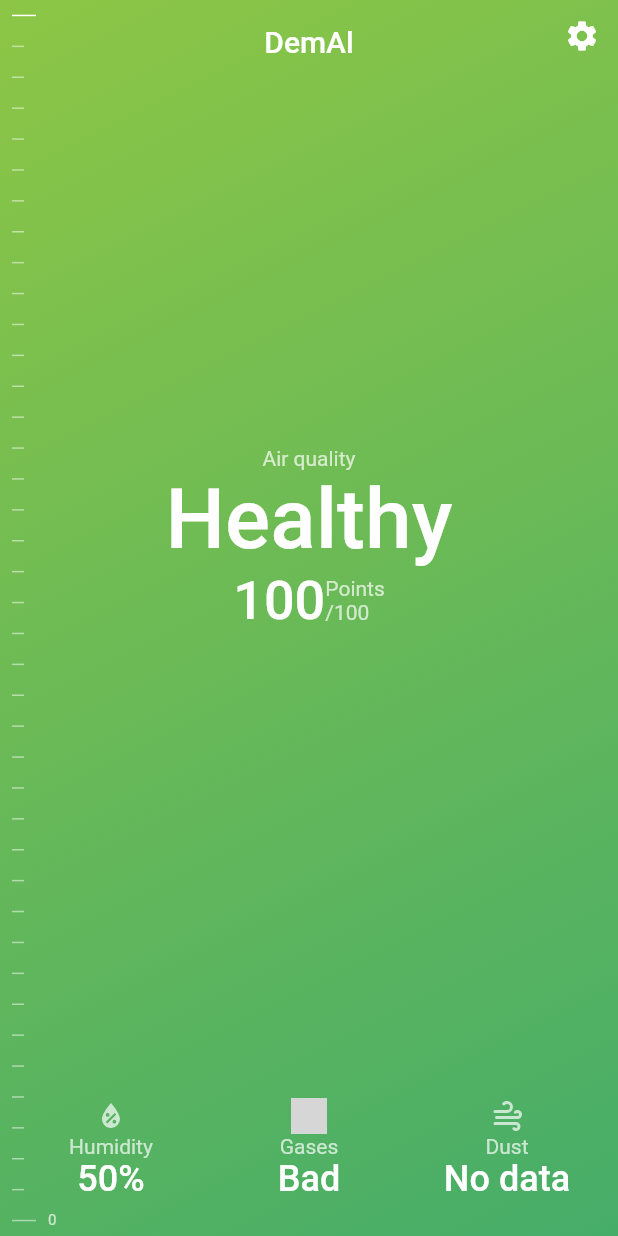
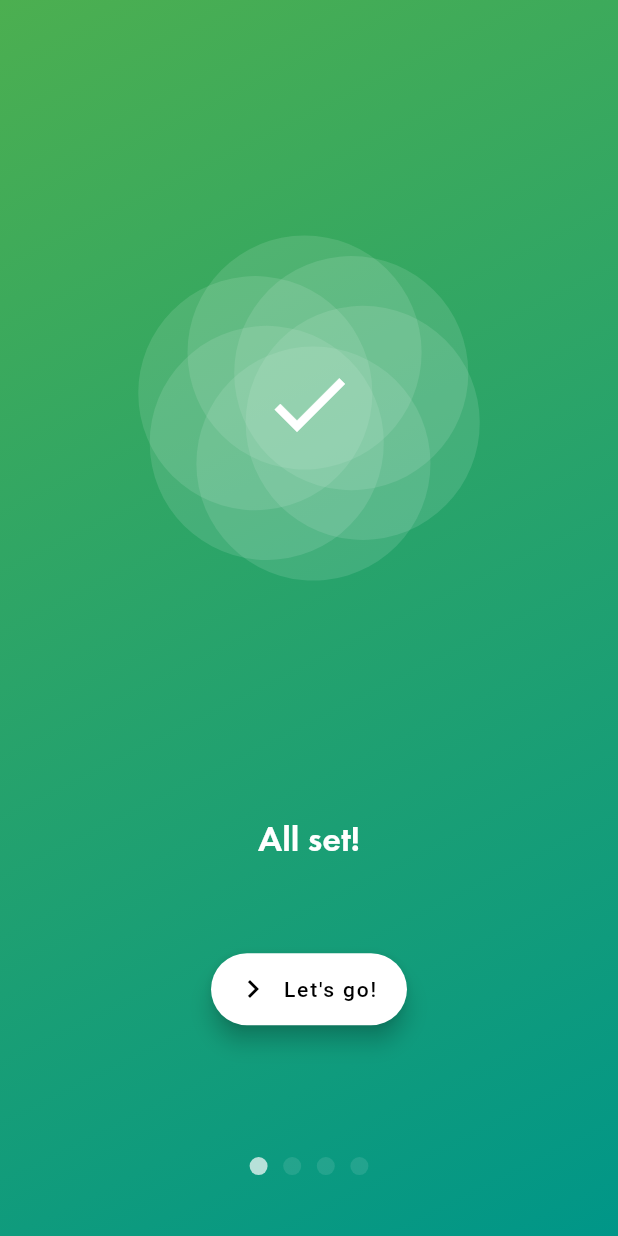
Before and after one commit to kekland/demal-app, a Flutter app: the screen it shows after launch, on a phone screen of 412 x 824 dp. Run offline on Flutter 3.47's test engine with Material 2 defaults, Android fonts, the light colour scheme and no system bars; our stand-ins replace flutter_svg; grey boxes are pictures that could not be loaded.

Commit message:
Onboarding page: WIP

```diff
--- a/lib/main.dart
+++ b/lib/main.dart
@@ -1,3 +1,4 @@
+import 'package:dem_al/onboarding_page/onboarding_page.dart';
 import 'package:dem_al/status_page/status_page.dart';
 import 'package:flutter/material.dart';
 import 'package:flutter/services.dart';
@@ -17,7 +18,7 @@ class MyApp extends StatelessWidget {
       theme: new ThemeData(
         primarySwatch: Colors.blue,
       ),
-      home: new StatusPage(),
+      home: new OnboardingPage(),
     );
   }
 }
--- /dev/null
+++ b/lib/onboarding_page/info_page.dart
@@ -0,0 +1,62 @@
+import 'package:dem_al/status_page/respiration_animation/respiration_circle.dart';
+import 'package:flutter/material.dart';
+
+class InfoPageData {
+  String title;
+  String description;
+  Widget icon;
+  Widget action;
+
+  InfoPageData({this.title, this.description, this.icon, this.action});
+}
+
+class InfoPage extends StatelessWidget {
+  final InfoPageData data;
+
+  const InfoPage({Key key, this.data}) : super(key: key);
+  @override
+  Widget build(BuildContext context) {
+    return Padding(
+      padding: const EdgeInsets.all(32.0),
+      child: Stack(
+        children: [
+          Align(
+              alignment: AlignmentDirectional(0.0, -0.5),
+              child: RespirationCircleWidget(
+                opacity: 0.15,
+                minimum: 0.5,
+              )),
+          Align(alignment: AlignmentDirectional(0.0, -0.41), child: data.icon),
+          Align(
+            alignment: AlignmentDirectional(0.0, 0.65),
+            child: Column(
+              mainAxisSize: MainAxisSize.min,
+              children: [
+                Text(
+                  data.title,
+                  style: TextStyle(
+                    color: Colors.white,
+                    fontSize: 24.0,
+                    fontWeight: FontWeight.w500,
+                    fontFamily: 'Futura',
+                  ),
+                ),
+                SizedBox(height: 8.0),
+                Text(
+                  data.description,
+                  textAlign: TextAlign.center,
+                  style: TextStyle(
+                    color: Colors.white,
+                    fontSize: 18.0,
+                  ),
+                ),
+                SizedBox(height: 32.0),
+                data.action,
+              ],
+            ),
+          ),
+        ],
+      ),
+    );
+  }
+}
--- /dev/null
+++ b/lib/onboarding_page/onboarding_page.dart
@@ -0,0 +1,247 @@
+import 'package:dem_al/linear_gradient_tween.dart';
+import 'package:dem_al/onboarding_page/info_page.dart';
+import 'package:dem_al/onboarding_page/ticker.dart';
+import 'package:dem_al/status_page/respiration_animation/respiration_circle.dart';
+import 'package:flutter/material.dart';
+
+class OnboardingPage extends StatefulWidget {
+  @override
+  _OnboardingPageState createState() => _OnboardingPageState();
+}
+
+class _OnboardingPageState extends State<OnboardingPage>
+    with TickerProviderStateMixin {
+  AnimationController controller;
+  Animation<double> animation;
+
+  AnimationController switchController;
+  Animation<LinearGradient> switchAnimation;
+  Animation<double> switchTransformAnimation;
+  int selected = 0;
+  initState() {
+    super.initState();
+    controller =
+        new AnimationController(vsync: this, duration: Duration(seconds: 3));
+    animation = CurvedAnimation(
+        parent: controller, curve: Curves.linear, reverseCurve: Curves.linear);
+    switchController = new AnimationController(
+        vsync: this, duration: Duration(milliseconds: 500));
+    switchAnimation = AlwaysStoppedAnimation(getGradient(0));
+    switchTransformAnimation =
+        CurvedAnimation(parent: switchController, curve: Curves.easeInOut);
+
+    controller.addStatusListener((status) {
+      if (status == AnimationStatus.completed) {
+        controller.reverse();
+      } else if (status == AnimationStatus.dismissed) {
+        controller.forward();
+      }
+    });
+
+    controller.addListener(() {
+      setState(() {});
+    });
+
+    switchController.addListener(() {
+      setState(() {});
+    });
+
+    controller.forward();
+  }
+
+  nextPage() {
+    setState(() {
+      if (selected == 3) {
+        switchAnimation = LinearGradientTween(
+          begin: getGradient(selected),
+          end: getGradient(0),
+        ).animate(switchController);
+
+        switchController.forward(from: 0.0);
+        selected = 0;
+      } else {
+        switchAnimation = LinearGradientTween(
+          begin: getGradient(selected),
+          end: getGradient(selected + 1),
+        ).animate(switchController);
+
+        switchController.forward(from: 0.0);
+        selected++;
+      }
+    });
+  }
+
+  LinearGradient getGradient(int index) {
+    if (index == 0) {
+      return LinearGradient(
+        colors: [
+          Color.lerp(Colors.green, Colors.lime, animation.value),
+          Color.lerp(Colors.teal, Colors.lightGreen, animation.value),
+        ],
+        begin: AlignmentDirectional.topStart,
+        end: AlignmentDirectional.bottomEnd,
+      );
+    } else if (index == 1) {
+      return LinearGradient(
+        colors: [
+          Color.lerp(Colors.teal, Colors.cyan, animation.value),
+          Color.lerp(Colors.lightBlue, Colors.indigo, animation.value),
+        ],
+        begin: AlignmentDirectional.topStart,
+        end: AlignmentDirectional.bottomEnd,
+      );
+    } else if (index == 2) {
+      return LinearGradient(
+        colors: [
+          Color.lerp(Colors.purple, Colors.deepPurple, animation.value),
+          Color.lerp(Colors.pink, Colors.indigo, animation.value),
+        ],
+        begin: AlignmentDirectional.topStart,
+        end: AlignmentDirectional.bottomEnd,
+      );
+    } else if (index == 3) {
+      return LinearGradient(
+        colors: [
+          Color.lerp(Colors.blue, Colors.cyan, animation.value),
+          Color.lerp(Colors.lightBlue, Colors.teal, animation.value),
+        ],
+        begin: AlignmentDirectional.topStart,
+        end: AlignmentDirectional.bottomEnd,
+      );
+    }
+  }
+
+  @override
+  Widget build(BuildContext context) {
+    List pages = [
+      InfoPageData(
+        title: 'Welcome!',
+        description:
+            'Welcome to DemAl! This application will help you in case of asthma attack.',
+        icon: Icon(
+          Icons.add,
+          color: Colors.white,
+          size: 64.0,
+        ),
+        action: FloatingActionButton.extended(
+          label: Text('Next'),
+          icon: Icon(Icons.chevron_right),
+          backgroundColor: Colors.white,
+          foregroundColor: Colors.black,
+          onPressed: nextPage,
+        ),
+      ),
+      InfoPageData(
+        title: 'Connect to your device',
+        description: 'Select your DemAl device from the list below',
+        icon: Icon(
+          Icons.bluetooth,
+          color: Colors.white,
+          size: 64.0,
+        ),
+        action: FloatingActionButton.extended(
+          label: Text('Select device'),
+          icon: Icon(Icons.chevron_right),
+          backgroundColor: Colors.white,
+          foregroundColor: Colors.black,
+          onPressed: nextPage,
+        ),
+      ),
+      InfoPageData(
+        title: 'Add your guardian\'s phone number',
+        description:
+            'With this feature you will be able to call your parent or guardian immediately in case of emergency',
+        icon: Icon(
+          Icons.phone,
+          color: Colors.white,
+          size: 64.0,
+        ),
+        action: Row(
+          mainAxisAlignment: MainAxisAlignment.spaceEvenly,
+          children: <Widget>[
+            FloatingActionButton.extended(
+              label: Text('Select number'),
+              icon: Icon(Icons.chevron_right),
+              backgroundColor: Colors.white,
+              foregroundColor: Colors.black,
+              onPressed: nextPage,
+            ),
+            FloatingActionButton.extended(
+              label: Text('Cancel'),
+              icon: Icon(Icons.close),
+              backgroundColor: Colors.white,
+              foregroundColor: Colors.black,
+              onPressed: nextPage,
+            ),
+          ],
+        ),
+      ),
+      InfoPageData(
+        title: 'All set!',
+        description: '',
+        icon: Icon(
+          Icons.check,
+          color: Colors.white,
+          size: 64.0,
+        ),
+        action: FloatingActionButton.extended(
+          label: Text('Let\'s go!'),
+          icon: Icon(Icons.chevron_right),
+          backgroundColor: Colors.white,
+          foregroundColor: Colors.black,
+          onPressed: nextPage,
+        ),
+      ),
+    ];
+    InfoPageData prevPageDisplay =
+        (selected - 1 == -1) ? pages[pages.length - 1] : pages[selected - 1];
+    InfoPageData currentPageDisplay = pages[selected];
+    InfoPageData nextPageDisplay =
+        (selected + 1 == pages.length) ? pages[0] : pages[selected + 1];
+    return Scaffold(
+      body: Container(
+        decoration: BoxDecoration(
+          gradient: switchAnimation.value,
+        ),
+        child: Stack(
+          children: <Widget>[
+            Transform(
+              transform: Matrix4.translationValues(
+                  -MediaQuery.of(context).size.width *
+                      switchTransformAnimation.value,
+                  0.0,
+                  0.0),
+              child: Opacity(
+                opacity: 1.0 - switchTransformAnimation.value,
+                child: InfoPage(
+                  data: prevPageDisplay,
+                ),
+              ),
+            ),
+            Transform(
+              transform: Matrix4.translationValues(
+                  MediaQuery.of(context).size.width *
+                      (1.0 - switchTransformAnimation.value),
+                  0.0,
+                  0.0),
+              child: Opacity(
+                opacity: switchTransformAnimation.value,
+                child: InfoPage(
+                  data: currentPageDisplay,
+                ),
+              ),
+            ),
+            Align(
+              alignment: AlignmentDirectional(0.0, 0.9),
+              child: BottomTicker(
+                count: pages.length,
+                selected: selected,
+                width: 100.0,
+              ),
+            )
+          ],
+        ),
+      ),
+    );
+  }
+}
--- /dev/null
+++ b/lib/onboarding_page/ticker.dart
@@ -0,0 +1,47 @@
+import 'package:flutter/material.dart';
+
+class BottomTicker extends StatelessWidget {
+  final int count;
+  final int selected;
+  final double width;
+  const BottomTicker({Key key, this.count, this.selected, this.width})
+      : super(key: key);
+  @override
+  Widget build(BuildContext context) {
+    List<Widget> tickers = [];
+    for (int i = 0; i < count; i++) {
+      if (i == selected) {
+        tickers.add(
+          Container(
+            width: 12.0,
+            height: 12.0,
+            decoration: BoxDecoration(
+              color: Colors.white70,
+              borderRadius: BorderRadius.circular(6.0),
+            ),
+          ),
+        );
+      } else {
+        tickers.add(
+          Container(
+            width: 12.0,
+            height: 12.0,
+            decoration: BoxDecoration(
+              color: Colors.white10,
+              borderRadius: BorderRadius.circular(6.0),
+            ),
+          ),
+        );
+      }
+    }
+    return SizedBox(
+      width: width,
+      child: Row(
+        mainAxisSize: MainAxisSize.max,
+        crossAxisAlignment: CrossAxisAlignment.center,
+        mainAxisAlignment: MainAxisAlignment.spaceEvenly,
+        children: tickers,
+      ),
+    );
+  }
+}
--- a/lib/status_page/respiration_animation/circle.dart
+++ b/lib/status_page/respiration_animation/circle.dart
@@ -13,7 +13,7 @@ class SemiTransparentCircleWidget extends StatelessWidget {
       decoration: BoxDecoration(
         borderRadius: BorderRadius.circular(radius),
         backgroundBlendMode: BlendMode.screen,
-        color: color.withOpacity(0.06),
+        color: color,
       ),
     );
   }
--- a/lib/status_page/respiration_animation/respiration_circle.dart
+++ b/lib/status_page/respiration_animation/respiration_circle.dart
@@ -2,8 +2,9 @@ import 'package:dem_al/status_page/respiration_animation/circle.dart';
 import 'package:flutter/material.dart';
 
 class RespirationCircleWidget extends StatefulWidget {
-  final double radius;
-  RespirationCircleWidget({this.radius});
+  final double opacity;
+  final double minimum;
+  RespirationCircleWidget({this.opacity, this.minimum = 0.0});
 
   @override
   _RespirationCircleWidgetState createState() =>
@@ -19,7 +20,7 @@ class _RespirationCircleWidgetState extends State<RespirationCircleWidget>
   void initState() {
     super.initState();
     controller =
-        AnimationController(vsync: this, duration: Duration(seconds: 4));
+        AnimationController(vsync: this, lowerBound: widget.minimum, duration: Duration(seconds: 4));
 
     controller.addStatusListener((status) {
       if (status == AnimationStatus.completed) {
@@ -36,7 +37,7 @@ class _RespirationCircleWidgetState extends State<RespirationCircleWidget>
     animation = CurvedAnimation(
         parent: controller,
         curve: Curves.decelerate,
-        reverseCurve: Curves.fastOutSlowIn);
+        reverseCurve: Curves.decelerate);
     controller.forward();
   }
 
@@ -60,37 +61,37 @@ class _RespirationCircleWidgetState extends State<RespirationCircleWidget>
                 transform: Matrix4.translationValues(
                     -35.0 * animation.value, -50.0 * animation.value, 0.0),
                 child: SemiTransparentCircleWidget(
-                    radius: 100.0, color: Colors.white),
+                    radius: 100.0, color: Colors.white.withOpacity(widget.opacity)),
               ),
               Transform(
                 transform: Matrix4.translationValues(
                     35.0 * animation.value, -50.0 * animation.value, 0.0),
                 child: SemiTransparentCircleWidget(
-                    radius: 100.0, color: Colors.white),
+                    radius: 100.0, color: Colors.white.withOpacity(widget.opacity)),
               ),
               Transform(
                 transform: Matrix4.translationValues(
                     -60.0 * animation.value, 0.0 * animation.value, 0.0),
                 child: SemiTransparentCircleWidget(
-                    radius: 100.0, color: Colors.white),
+                    radius: 100.0, color: Colors.white.withOpacity(widget.opacity)),
               ),
               Transform(
                 transform: Matrix4.translationValues(
                     60.0 * animation.value, 0.0 * animation.value, 0.0),
                 child: SemiTransparentCircleWidget(
-                    radius: 100.0, color: Colors.white),
+                    radius: 100.0, color: Colors.white.withOpacity(widget.opacity)),
               ),
               Transform(
                 transform: Matrix4.translationValues(
                     -35.0 * animation.value, 50.0 * animation.value, 0.0),
                 child: SemiTransparentCircleWidget(
-                    radius: 100.0, color: Colors.white),
+                    radius: 100.0, color: Colors.white.withOpacity(widget.opacity)),
               ),
               Transform(
                 transform: Matrix4.translationValues(
                     35.0 * animation.value, 50.0 * animation.value, 0.0),
                 child: SemiTransparentCircleWidget(
-                    radius: 100.0, color: Colors.white),
+                    radius: 100.0, color: Colors.white.withOpacity(widget.opacity)),
               ),
             ],
           ),
--- a/lib/status_page/status_page.dart
+++ b/lib/status_page/status_page.dart
@@ -158,7 +158,7 @@ class _StatusPageState extends State<StatusPage> with TickerProviderStateMixin {
               ),
               Align(
                 alignment: AlignmentDirectional(0.0, -0.18),
-                child: RespirationCircleWidget(radius: 128.0),
+                child: RespirationCircleWidget(opacity: 0.07),
               ),
 
               /*Align(
```
